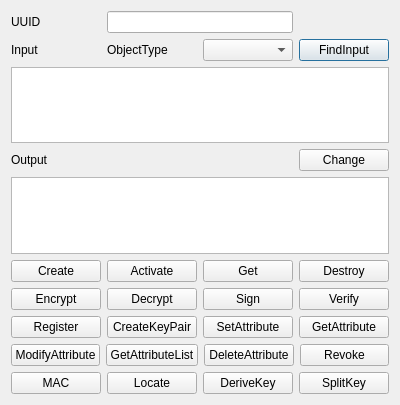
Before: the Qt Designer form TTLVReader/req_encoder_dlg.ui in jykim74/TTLVReader, drawn with Qt 5.
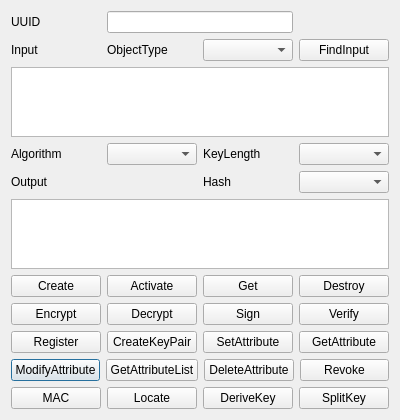
After: the same form once the commit is applied.

Patch:
```diff
--- a/TTLVReader/req_encoder_dlg.ui
+++ b/TTLVReader/req_encoder_dlg.ui
@@ -14,21 +14,10 @@
    <string>Request Encoder</string>
   </property>
   <layout class="QGridLayout" name="gridLayout">
-   <item row="1" column="3">
-    <widget class="QPushButton" name="mFindInputBtn">
-     <property name="text">
-      <string>FindInput</string>
-     </property>
-    </widget>
+   <item row="5" column="0" colspan="4">
+    <widget class="QPlainTextEdit" name="mOutputText"/>
    </item>
-   <item row="0" column="0">
-    <widget class="QLabel" name="label">
-     <property name="text">
-      <string>UUID</string>
-     </property>
-    </widget>
-   </item>
-   <item row="8" column="0" colspan="4">
+   <item row="9" column="0" colspan="4">
     <layout class="QHBoxLayout" name="horizontalLayout_3">
      <property name="topMargin">
       <number>0</number>
@@ -63,21 +52,59 @@
      </item>
     </layout>
    </item>
-   <item row="1" column="0">
-    <widget class="QLabel" name="label_3">
+   <item row="1" column="2">
+    <widget class="QComboBox" name="mObjectTypeCombo"/>
+   </item>
+   <item row="1" column="1">
+    <widget class="QLabel" name="label_2">
      <property name="text">
-      <string>Input</string>
+      <string>ObjectType</string>
      </property>
     </widget>
    </item>
-   <item row="3" column="3">
-    <widget class="QPushButton" name="mChangeBtn">
+   <item row="1" column="3">
+    <widget class="QPushButton" name="mFindInputBtn">
      <property name="text">
-      <string>Change</string>
+      <string>FindInput</string>
      </property>
     </widget>
    </item>
    <item row="7" column="0" colspan="4">
+    <layout class="QHBoxLayout" name="horizontalLayout">
+     <property name="topMargin">
+      <number>0</number>
+     </property>
+     <item>
+      <widget class="QPushButton" name="mEncryptBtn">
+       <property name="text">
+        <string>Encrypt</string>
+       </property>
+      </widget>
+     </item>
+     <item>
+      <widget class="QPushButton" name="mDecryptBtn">
+       <property name="text">
+        <string>Decrypt</string>
+       </property>
+      </widget>
+     </item>
+     <item>
+      <widget class="QPushButton" name="mSignBtn">
+       <property name="text">
+        <string>Sign</string>
+       </property>
+      </widget>
+     </item>
+     <item>
+      <widget class="QPushButton" name="mVerifyBtn">
+       <property name="text">
+        <string>Verify</string>
+       </property>
+      </widget>
+     </item>
+    </layout>
+   </item>
+   <item row="8" column="0" colspan="4">
     <layout class="QHBoxLayout" name="horizontalLayout_2">
      <property name="topMargin">
       <number>0</number>
@@ -112,10 +139,69 @@
      </item>
     </layout>
    </item>
+   <item row="0" column="0">
+    <widget class="QLabel" name="label">
+     <property name="text">
+      <string>UUID</string>
+     </property>
+    </widget>
+   </item>
+   <item row="1" column="0">
+    <widget class="QLabel" name="label_3">
+     <property name="text">
+      <string>Input</string>
+     </property>
+    </widget>
+   </item>
+   <item row="4" column="0">
+    <widget class="QLabel" name="label_4">
+     <property name="text">
+      <string>Output</string>
+     </property>
+    </widget>
+   </item>
+   <item row="10" column="0" colspan="4">
+    <layout class="QHBoxLayout" name="horizontalLayout_4">
+     <property name="topMargin">
+      <number>0</number>
+     </property>
+     <item>
+      <widget class="QPushButton" name="mMACBtn">
+       <property name="text">
+        <string>MAC</string>
+       </property>
+      </widget>
+     </item>
+     <item>
+      <widget class="QPushButton" name="mLocateBtn">
+       <property name="text">
+        <string>Locate</string>
+       </property>
+      </widget>
+     </item>
+     <item>
+      <widget class="QPushButton" name="mDeriveKeyBtn">
+       <property name="text">
+        <string>DeriveKey</string>
+       </property>
+      </widget>
+     </item>
+     <item>
+      <widget class="QPushButton" name="mSplitKeyBtn">
+       <property name="text">
+        <string>SplitKey</string>
+       </property>
+      </widget>
+     </item>
+    </layout>
+   </item>
+   <item row="0" column="1" colspan="2">
+    <widget class="QLineEdit" name="mUUIDText"/>
+   </item>
    <item row="2" column="0" colspan="4">
     <widget class="QPlainTextEdit" name="mInputText"/>
    </item>
-   <item row="5" column="0" colspan="4">
+   <item row="6" column="0" colspan="4">
     <layout class="QGridLayout" name="gridLayout_2">
      <property name="topMargin">
       <number>0</number>
@@ -151,98 +237,35 @@
     </layout>
    </item>
    <item row="3" column="0">
-    <widget class="QLabel" name="label_4">
+    <widget class="QLabel" name="label_5">
      <property name="text">
-      <string>Output</string>
+      <string>Algorithm</string>
      </property>
     </widget>
    </item>
-   <item row="6" column="0" colspan="4">
-    <layout class="QHBoxLayout" name="horizontalLayout">
-     <property name="topMargin">
-      <number>0</number>
+   <item row="3" column="1">
+    <widget class="QComboBox" name="mAlgCombo"/>
+   </item>
+   <item row="3" column="2">
+    <widget class="QLabel" name="mOptionLabel">
+     <property name="text">
+      <string>KeyLength</string>
      </property>
-     <item>
-      <widget class="QPushButton" name="mEncryptBtn">
-       <property name="text">
-        <string>Encrypt</string>
-       </property>
-      </widget>
-     </item>
-     <item>
-      <widget class="QPushButton" name="mDecryptBtn">
-       <property name="text">
-        <string>Decrypt</string>
-       </property>
-      </widget>
-     </item>
-     <item>
-      <widget class="QPushButton" name="mSignBtn">
-       <property name="text">
-        <string>Sign</string>
-       </property>
-      </widget>
-     </item>
-     <item>
-      <widget class="QPushButton" name="mVerifyBtn">
-       <property name="text">
-        <string>Verify</string>
-       </property>
-      </widget>
-     </item>
-    </layout>
+    </widget>
    </item>
-   <item row="4" column="0" colspan="4">
-    <widget class="QPlainTextEdit" name="mOutputText"/>
+   <item row="3" column="3">
+    <widget class="QComboBox" name="mOptionCombo"/>
    </item>
-   <item row="9" column="0" colspan="4">
-    <layout class="QHBoxLayout" name="horizontalLayout_4">
-     <property name="topMargin">
-      <number>0</number>
-     </property>
-     <item>
-      <widget class="QPushButton" name="mMACBtn">
-       <property name="text">
-        <string>MAC</string>
-       </property>
-      </widget>
-     </item>
-     <item>
-      <widget class="QPushButton" name="mLocateBtn">
-       <property name="text">
-        <string>Locate</string>
-       </property>
-      </widget>
-     </item>
-     <item>
-      <widget class="QPushButton" name="mDeriveKeyBtn">
-       <property name="text">
-        <string>DeriveKey</string>
-       </property>
-      </widget>
-     </item>
-     <item>
-      <widget class="QPushButton" name="mSplitKeyBtn">
-       <property name="text">
-        <string>SplitKey</string>
-       </property>
-      </widget>
-     </item>
-    </layout>
+   <item row="4" column="3">
+    <widget class="QComboBox" name="mHashCombo"/>
    </item>
-   <item row="1" column="1">
-    <widget class="QLabel" name="label_2">
+   <item row="4" column="2">
+    <widget class="QLabel" name="label_7">
      <property name="text">
-      <string>ObjectType</string>
+      <string>Hash</string>
      </property>
     </widget>
    </item>
-   <item row="1" column="2">
-    <widget class="QComboBox" name="mObjectTypeCombo"/>
-   </item>
-   <item row="0" column="1" colspan="2">
-    <widget class="QLineEdit" name="mUUIDText"/>
-   </item>
   </layout>
  </widget>
  <resources/>
```
